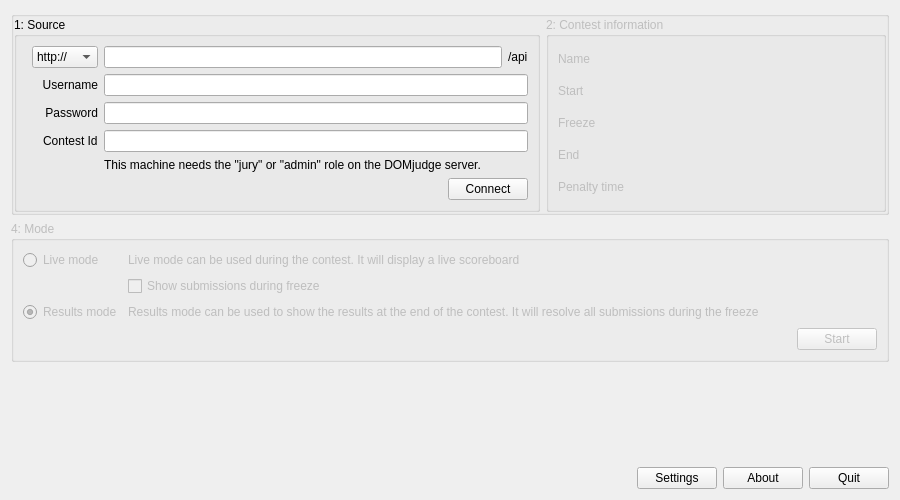
The window that maindialog.ui (DOMjudge/DOMjura) describes before a commit, drawn with Qt 5.
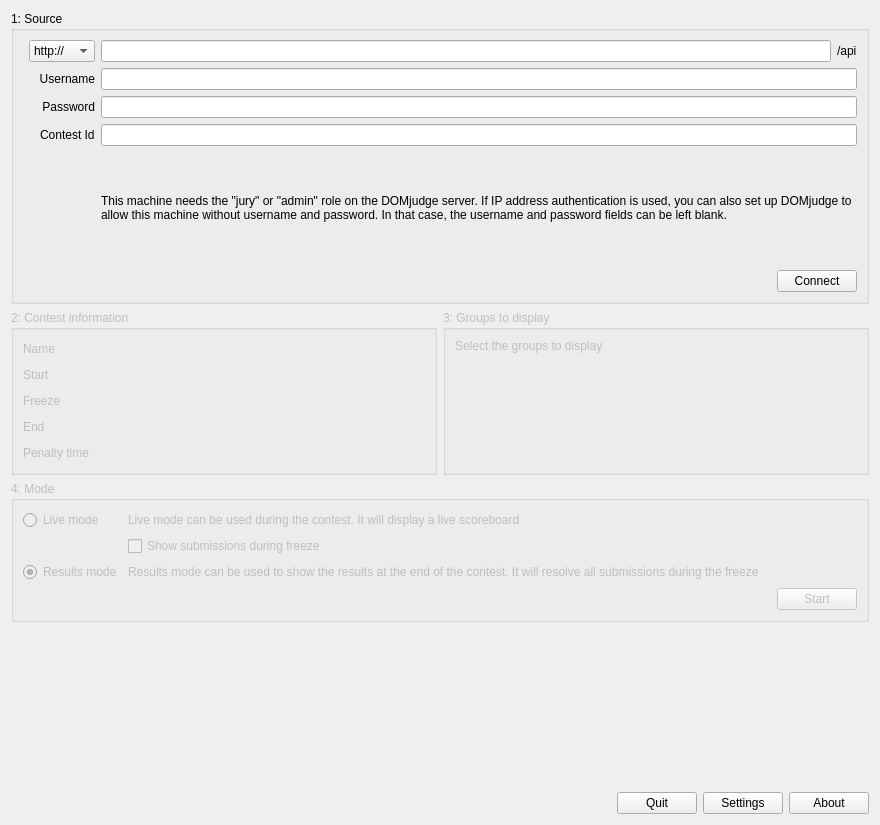
The same window after the commit.

Commit message: Add group filtering on teams

Patch:
```diff
--- a/maindialog.ui
+++ b/maindialog.ui
@@ -6,8 +6,8 @@
    <rect>
     <x>0</x>
     <y>0</y>
-    <width>900</width>
-    <height>500</height>
+    <width>880</width>
+    <height>825</height>
    </rect>
   </property>
   <property name="minimumSize">
@@ -19,46 +19,13 @@
   <property name="windowTitle">
    <string>DOMjura</string>
   </property>
-  <layout class="QVBoxLayout" name="verticalLayout">
-   <item>
-    <widget class="QGroupBox" name="horizontalGroupBox">
-     <property name="enabled">
-      <bool>true</bool>
-     </property>
-     <property name="alignment">
-      <set>Qt::AlignLeading|Qt::AlignLeft|Qt::AlignVCenter</set>
-     </property>
-     <property name="flat">
-      <bool>true</bool>
-     </property>
-     <property name="checkable">
-      <bool>false</bool>
-     </property>
-     <property name="checked">
-      <bool>false</bool>
-     </property>
-     <layout class="QHBoxLayout" name="horizontalLayout_6">
-      <property name="spacing">
-       <number>6</number>
-      </property>
-      <property name="leftMargin">
-       <number>0</number>
-      </property>
-      <property name="topMargin">
-       <number>0</number>
-      </property>
-      <property name="rightMargin">
-       <number>0</number>
-      </property>
-      <property name="bottomMargin">
-       <number>0</number>
-      </property>
-      <item>
+  <layout class="QGridLayout" name="gridLayout_8">
+   <item row="0" column="0">
        <widget class="QGroupBox" name="groupBox">
-        <property name="maximumSize">
+     <property name="minimumSize">
          <size>
-          <width>526</width>
-          <height>256</height>
+       <width>0</width>
+       <height>293</height>
          </size>
         </property>
         <property name="title">
@@ -91,10 +58,30 @@
          </item>
          <item row="0" column="1">
           <layout class="QGridLayout" name="gridLayout">
-           <item row="3" column="0" alignment="Qt::AlignRight">
-            <widget class="QLabel" name="labelContestId">
+        <item row="2" column="2">
+         <widget class="QLineEdit" name="lineEditPassword">
+          <property name="echoMode">
+           <enum>QLineEdit::Password</enum>
+          </property>
+         </widget>
+        </item>
+        <item row="1" column="0">
+         <widget class="QLabel" name="labelUsername">
              <property name="text">
-              <string>Contest Id</string>
+           <string>Username</string>
+          </property>
+          <property name="alignment">
+           <set>Qt::AlignRight|Qt::AlignTrailing|Qt::AlignVCenter</set>
+          </property>
+         </widget>
+        </item>
+        <item row="2" column="0">
+         <widget class="QLabel" name="labelPassword">
+          <property name="text">
+           <string>Password</string>
+          </property>
+          <property name="alignment">
+           <set>Qt::AlignRight|Qt::AlignTrailing|Qt::AlignVCenter</set>
              </property>
             </widget>
            </item>
@@ -115,23 +102,6 @@
              </item>
             </layout>
            </item>
-           <item row="2" column="0">
-            <widget class="QLabel" name="labelPassword">
-             <property name="text">
-              <string>Password</string>
-             </property>
-             <property name="alignment">
-              <set>Qt::AlignRight|Qt::AlignTrailing|Qt::AlignVCenter</set>
-             </property>
-            </widget>
-           </item>
-           <item row="2" column="2">
-            <widget class="QLineEdit" name="lineEditPassword">
-             <property name="echoMode">
-              <enum>QLineEdit::Password</enum>
-             </property>
-            </widget>
-           </item>
            <item row="1" column="2">
             <widget class="QLineEdit" name="lineEditUsername"/>
            </item>
@@ -149,41 +119,43 @@
              </item>
             </widget>
            </item>
-           <item row="3" column="2">
-            <widget class="QLineEdit" name="lineEditContestId"/>
-           </item>
-           <item row="1" column="0">
-            <widget class="QLabel" name="labelUsername">
-             <property name="text">
-              <string>Username</string>
-             </property>
-             <property name="alignment">
-              <set>Qt::AlignRight|Qt::AlignTrailing|Qt::AlignVCenter</set>
-             </property>
-            </widget>
-           </item>
            <item row="4" column="2">
             <widget class="QLabel" name="label_2">
-             <property name="maximumSize">
+          <property name="minimumSize">
               <size>
-               <width>16777215</width>
+            <width>0</width>
                <height>29</height>
               </size>
              </property>
              <property name="text">
-              <string>&lt;html&gt;&lt;head/&gt;&lt;body&gt;&lt;p&gt;This machine needs the &amp;quot;jury&amp;quot; or &amp;quot;admin&amp;quot; role on the DOMjudge server.&lt;/p&gt;&lt;/body&gt;&lt;/html&gt;</string>
+           <string>This machine needs the &quot;jury&quot; or &quot;admin&quot; role on the DOMjudge server. If IP address authentication is used, you can also set up DOMjudge to allow this machine without username and password. In that case, the username and password fields can be left blank.</string>
              </property>
              <property name="wordWrap">
               <bool>true</bool>
              </property>
             </widget>
            </item>
+        <item row="3" column="2">
+         <widget class="QLineEdit" name="lineEditContestId"/>
+        </item>
+        <item row="3" column="0" alignment="Qt::AlignRight">
+         <widget class="QLabel" name="label_11">
+          <property name="text">
+           <string>Contest Id</string>
+          </property>
+         </widget>
+        </item>
           </layout>
          </item>
         </layout>
        </widget>
       </item>
-      <item>
+   <item row="1" column="0">
+    <layout class="QGridLayout" name="gridLayout_4" columnstretch="1,1">
+     <property name="horizontalSpacing">
+      <number>6</number>
+     </property>
+     <item row="0" column="0">
        <widget class="QGroupBox" name="groupBoxContest">
         <property name="enabled">
          <bool>false</bool>
@@ -191,30 +163,11 @@
         <property name="title">
          <string>2: Contest information</string>
         </property>
-        <property name="flat">
-         <bool>false</bool>
-        </property>
         <layout class="QGridLayout" name="gridLayout_2" columnstretch="0,0">
-         <property name="sizeConstraint">
-          <enum>QLayout::SetDefaultConstraint</enum>
-         </property>
-         <item row="0" column="0">
-          <widget class="QLabel" name="label">
-           <property name="maximumSize">
-            <size>
-             <width>90</width>
-             <height>16777215</height>
-            </size>
-           </property>
+        <item row="0" column="1">
+         <widget class="QLabel" name="labelContestName">
            <property name="text">
-            <string>Name</string>
-           </property>
-          </widget>
-         </item>
-         <item row="4" column="0">
-          <widget class="QLabel" name="label_7">
-           <property name="text">
-            <string>Penalty time</string>
+           <string/>
            </property>
           </widget>
          </item>
@@ -225,27 +178,6 @@
            </property>
           </widget>
          </item>
-         <item row="1" column="0">
-          <widget class="QLabel" name="label_3">
-           <property name="text">
-            <string>Start</string>
-           </property>
-          </widget>
-         </item>
-         <item row="0" column="1">
-          <widget class="QLabel" name="labelContestName">
-           <property name="text">
-            <string/>
-           </property>
-          </widget>
-         </item>
-         <item row="2" column="1">
-          <widget class="QLabel" name="labelContestFreeze">
-           <property name="text">
-            <string/>
-           </property>
-          </widget>
-         </item>
          <item row="1" column="1">
           <widget class="QLabel" name="labelContestStart">
            <property name="text">
@@ -253,20 +185,6 @@
            </property>
           </widget>
          </item>
-         <item row="4" column="1">
-          <widget class="QLabel" name="labelContestPenalty">
-           <property name="text">
-            <string/>
-           </property>
-          </widget>
-         </item>
-         <item row="2" column="0">
-          <widget class="QLabel" name="label_4">
-           <property name="text">
-            <string>Freeze</string>
-           </property>
-          </widget>
-         </item>
          <item row="3" column="1">
           <widget class="QLabel" name="labelContestEnd">
            <property name="text">
@@ -274,13 +192,127 @@
            </property>
           </widget>
          </item>
+        <item row="4" column="0">
+         <widget class="QLabel" name="label_7">
+          <property name="text">
+           <string>Penalty time</string>
+          </property>
+         </widget>
+        </item>
+        <item row="2" column="0">
+         <widget class="QLabel" name="label_4">
+          <property name="text">
+           <string>Freeze</string>
+          </property>
+         </widget>
+        </item>
+        <item row="4" column="1">
+         <widget class="QLabel" name="labelContestPenalty">
+          <property name="text">
+           <string/>
+          </property>
+         </widget>
+        </item>
+        <item row="0" column="0">
+         <widget class="QLabel" name="label">
+          <property name="text">
+           <string>Name</string>
+          </property>
+         </widget>
+        </item>
+        <item row="2" column="1">
+         <widget class="QLabel" name="labelContestFreeze">
+          <property name="text">
+           <string/>
+          </property>
+         </widget>
+        </item>
+        <item row="1" column="0">
+         <widget class="QLabel" name="label_3">
+          <property name="text">
+           <string>Start</string>
+          </property>
+         </widget>
+        </item>
         </layout>
        </widget>
       </item>
+     <item row="0" column="1">
+      <widget class="QGroupBox" name="groupBoxGroups">
+       <property name="enabled">
+        <bool>false</bool>
+       </property>
+       <property name="title">
+        <string>3: Groups to display</string>
+       </property>
+       <layout class="QGridLayout" name="gridLayout_5" rowstretch="0,0,0">
+        <item row="0" column="0">
+         <widget class="QLabel" name="label_8">
+          <property name="text">
+           <string>Select the groups to display</string>
+          </property>
+         </widget>
+        </item>
+        <item row="1" column="0">
+         <layout class="QGridLayout" name="gridLayoutGroups"/>
+        </item>
+        <item row="2" column="0">
+         <spacer name="verticalSpacer_2">
+          <property name="orientation">
+           <enum>Qt::Vertical</enum>
+          </property>
+          <property name="sizeHint" stdset="0">
+           <size>
+            <width>20</width>
+            <height>40</height>
+           </size>
+          </property>
+         </spacer>
+        </item>
      </layout>
     </widget>
    </item>
+    </layout>
+   </item>
+   <item row="4" column="0">
+    <layout class="QHBoxLayout" name="horizontalLayout">
    <item>
+      <spacer name="horizontalSpacer">
+       <property name="orientation">
+        <enum>Qt::Horizontal</enum>
+       </property>
+       <property name="sizeHint" stdset="0">
+        <size>
+         <width>40</width>
+         <height>20</height>
+        </size>
+       </property>
+      </spacer>
+     </item>
+     <item>
+      <widget class="QPushButton" name="buttonQuit">
+       <property name="text">
+        <string>Quit</string>
+       </property>
+      </widget>
+     </item>
+     <item>
+      <widget class="QPushButton" name="buttonSettings">
+       <property name="text">
+        <string>Settings</string>
+       </property>
+      </widget>
+     </item>
+     <item>
+      <widget class="QPushButton" name="buttonAbout">
+       <property name="text">
+        <string>About</string>
+       </property>
+      </widget>
+     </item>
+    </layout>
+   </item>
+   <item row="2" column="0">
     <widget class="QGroupBox" name="groupBoxMode">
      <property name="enabled">
       <bool>false</bool>
@@ -376,7 +408,7 @@
      </layout>
     </widget>
    </item>
-   <item>
+   <item row="3" column="0">
     <spacer name="verticalSpacer">
      <property name="orientation">
       <enum>Qt::Vertical</enum>
@@ -389,44 +421,6 @@
      </property>
     </spacer>
    </item>
-   <item>
-    <layout class="QHBoxLayout" name="horizontalLayout">
-     <item>
-      <spacer name="horizontalSpacer">
-       <property name="orientation">
-        <enum>Qt::Horizontal</enum>
-       </property>
-       <property name="sizeHint" stdset="0">
-        <size>
-         <width>40</width>
-         <height>20</height>
-        </size>
-       </property>
-      </spacer>
-     </item>
-     <item>
-      <widget class="QPushButton" name="buttonSettings">
-       <property name="text">
-        <string>Settings</string>
-       </property>
-      </widget>
-     </item>
-     <item>
-      <widget class="QPushButton" name="buttonAbout">
-       <property name="text">
-        <string>About</string>
-       </property>
-      </widget>
-     </item>
-     <item>
-      <widget class="QPushButton" name="buttonQuit">
-       <property name="text">
-        <string>Quit</string>
-       </property>
-      </widget>
-     </item>
-    </layout>
-   </item>
   </layout>
  </widget>
  <tabstops>
```
Left out of the diff: 115 changed lines with no effect on the pictures. Lines whose indentation alone changed are shown as unchanged. The commit also changes 11 other files.
